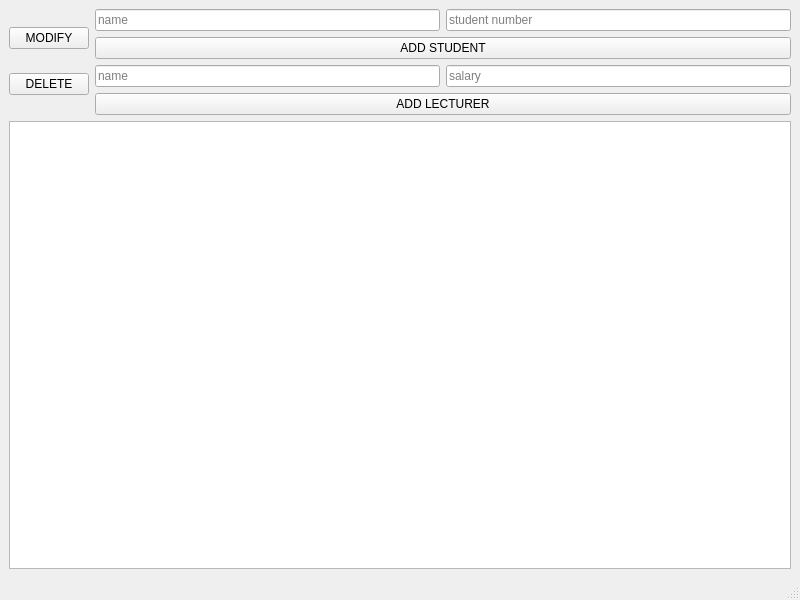
The window that gui.ui (gaissa/school-temp) describes before a commit, drawn with Qt 5.
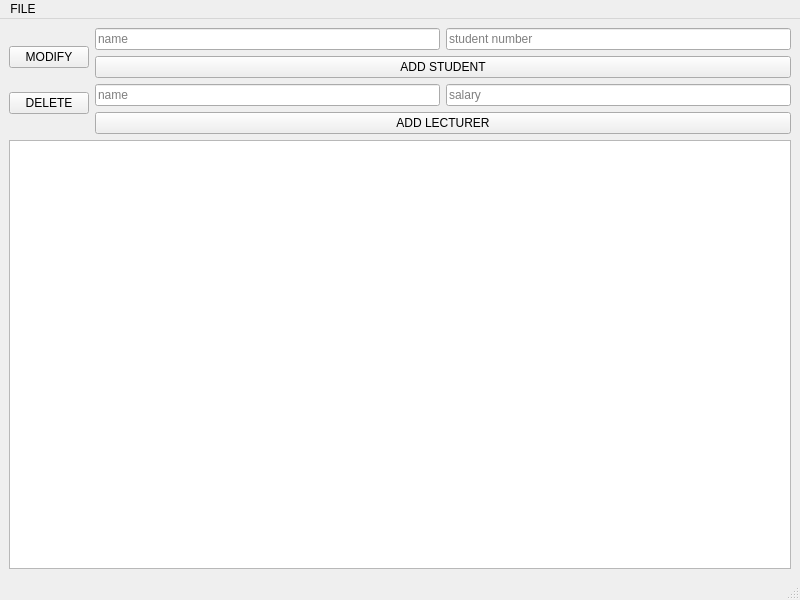
The same window after the commit.

Diff of the .ui file:
```diff
--- a/gui.ui
+++ b/gui.ui
@@ -134,6 +134,14 @@
      <height>21</height>
     </rect>
    </property>
+   <widget class="QMenu" name="menuFILE">
+    <property name="title">
+     <string>FILE</string>
+    </property>
+    <addaction name="actionSave"/>
+    <addaction name="actionLoad"/>
+   </widget>
+   <addaction name="menuFILE"/>
   </widget>
   <widget class="QStatusBar" name="statusbar"/>
  </widget>
```
Left out of the diff: 10 changed lines with no effect on the pictures.
